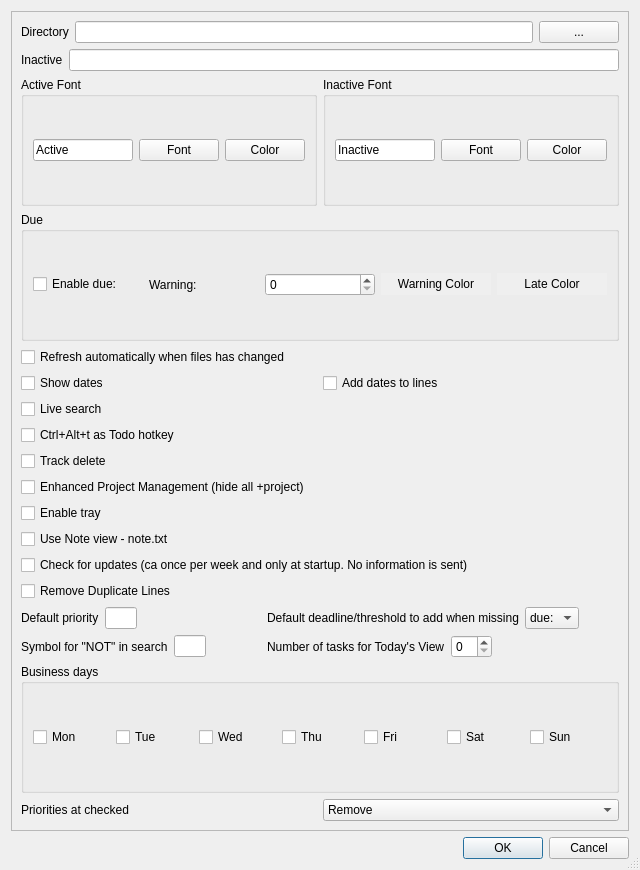
This is settingsdialog.ui in GaetanDC/Todour as Qt 5 draws it before an edit. The edited form follows.
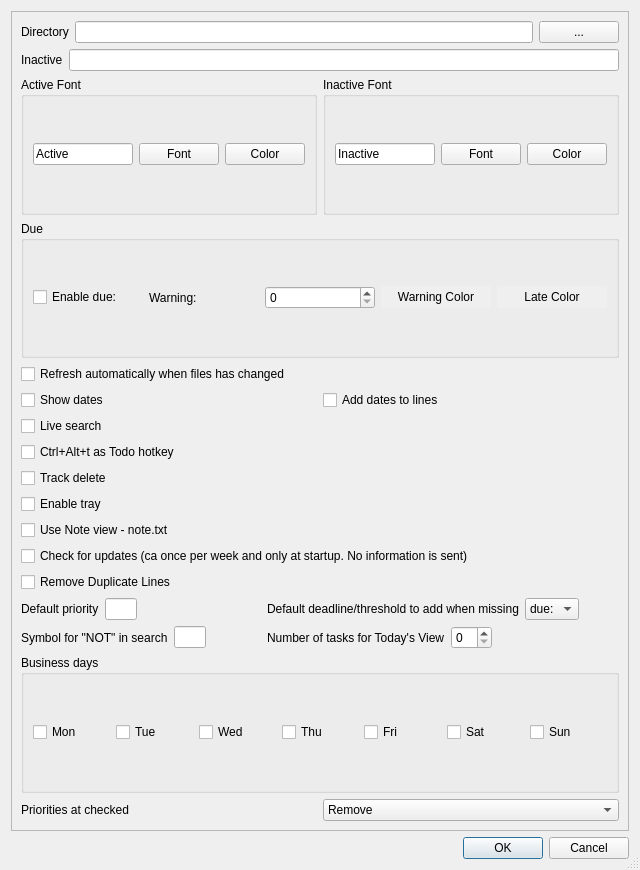
This is the edited form.

Diff of the .ui file:
```diff
--- a/settingsdialog.ui
+++ b/settingsdialog.ui
@@ -259,13 +259,6 @@
          </property>
         </widget>
        </item>
-       <item>
-        <widget class="QCheckBox" name="cb_enhancedPM">
-         <property name="text">
-          <string>Enhanced Project Management (hide all +project)</string>
-         </property>
-        </widget>
-       </item>
        <item>
         <widget class="QCheckBox" name="cb_tray_icon">
          <property name="text">
```
Lines whose indentation alone changed are shown as unchanged.
